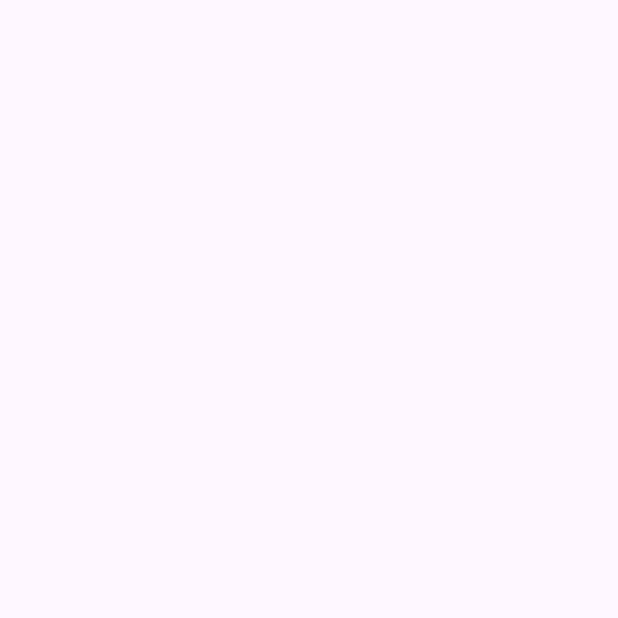
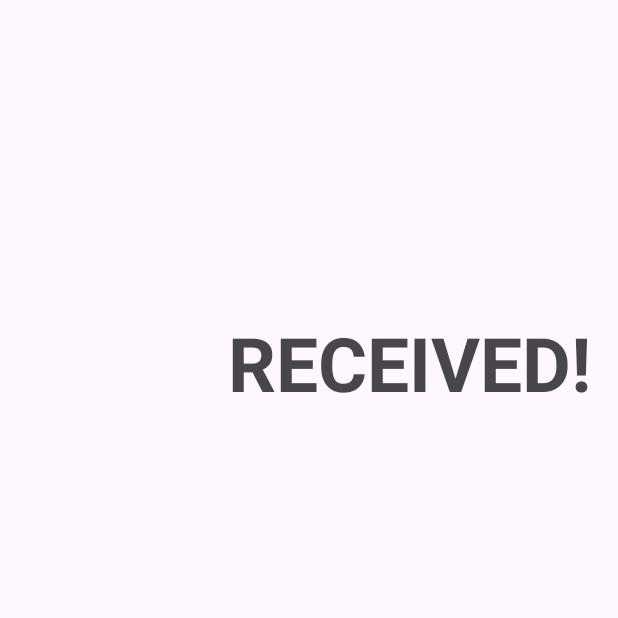
Before and after one commit to Marz-dev-tech/137214_Cafe_App, an Android app: the OrderDetailsActivity screen opened directly, with no data from a screen before it, on a phone screen of 412 x 824 dp, the top half of it. Before the commit the part shown is empty. Run offline under Robolectric (Android 15) with nearby library versions, the phone set to English and light mode, and no system bars.

Commit message:
Final edits

```diff
--- a/app/src/main/res/layout/activity_order_details.xml
+++ b/app/src/main/res/layout/activity_order_details.xml
@@ -5,6 +5,17 @@
     android:id="@+id/main"
     android:layout_width="match_parent"
     android:layout_height="match_parent"
-    tools:context=".OrderDetails">
+    tools:context=".OrderDetailsActivity">
 
+    <TextView
+        android:id="@+id/textView"
+        android:layout_width="wrap_content"
+        android:layout_height="wrap_content"
+        android:layout_marginStart="152dp"
+        android:layout_marginTop="208dp"
+        android:text="RECEIVED!"
+        android:textSize="75px"
+        android:textStyle="bold"
+        app:layout_constraintStart_toStartOf="parent"
+        app:layout_constraintTop_toTopOf="parent" />
 </androidx.constraintlayout.widget.ConstraintLayout>
```
Also changed, not shown: app/src/main/res/layout/activity_order.xml (+6 -5 lines).
